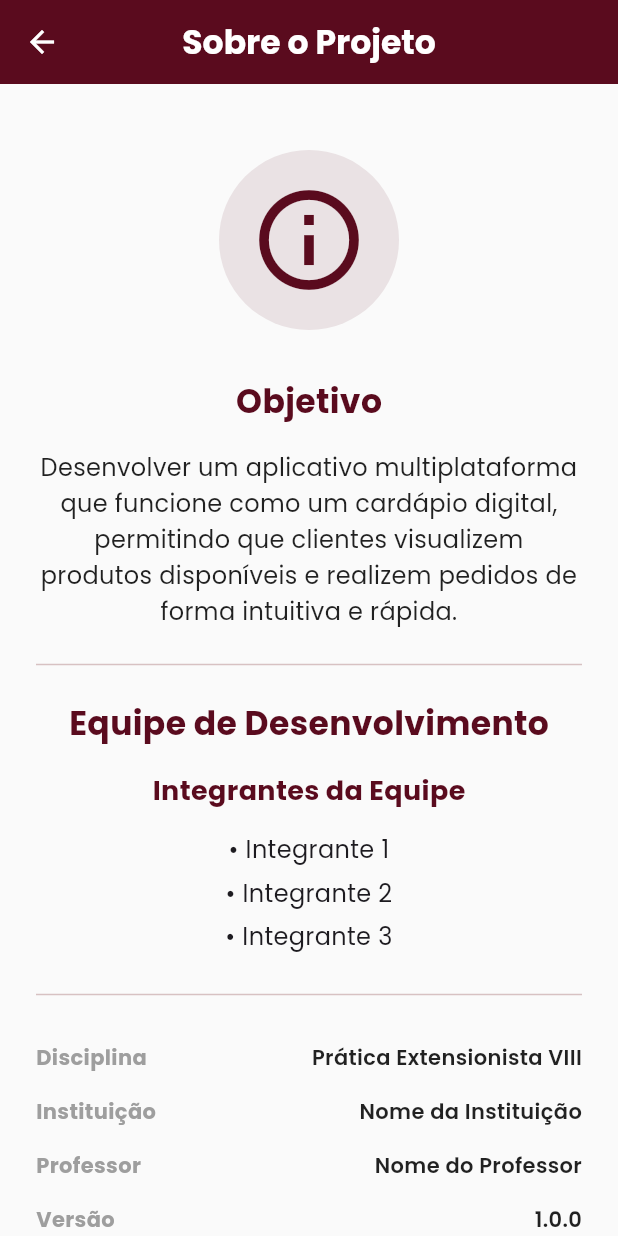
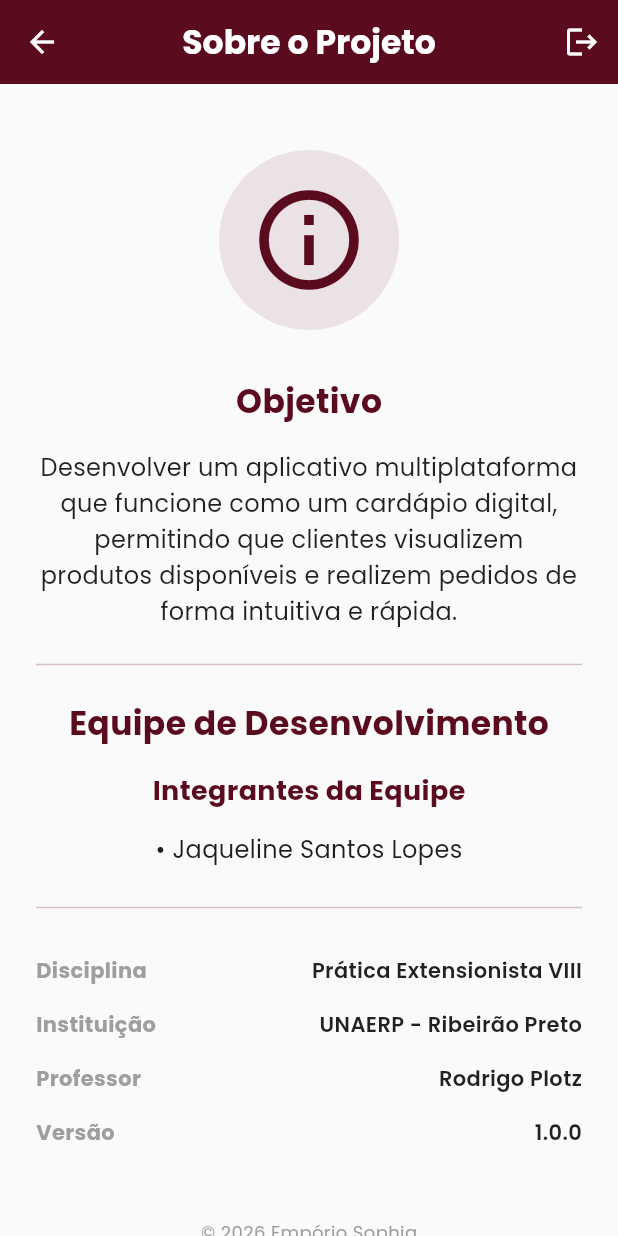
Before and after one commit to jaquelopxs/cardapio_digital_flutter, a Flutter app: the HomeScreen screen opened directly, on a phone screen of 412 x 824 dp. Run offline on Flutter 3.47's test engine with Material 3 defaults, Android fonts, the phone set to English and light mode, and no system bars; our stand-ins replace cached_network_image, google_fonts, shared_preferences; accounts and stored records are empty; network calls fail.

Commit message:
Fluxo das janelas funcionando

```diff
--- a/lib/main.dart
+++ b/lib/main.dart
@@ -12,6 +12,7 @@
 import 'screens/status_pedido_screen.dart';
 import 'screens/cadastro_screen.dart';
 import 'screens/esqueceu_senha_screen.dart';
+import 'screens/dashboard_screen.dart';
 
 void main() {
   runApp(
@@ -57,6 +58,7 @@
         '/register': (context) => const CadastroScreen(),
         '/forgot-password': (context) => const EsqueceuSenhaScreen(),
         '/main': (context) => const MainScreen(),
+        '/dashboard': (context) => const DashboardScreen(),
       },
     );
   }
--- a/lib/screens/home_screen.dart
+++ b/lib/screens/home_screen.dart
@@ -1,5 +1,7 @@
 import 'package:flutter/material.dart';
+import 'package:provider/provider.dart';
 import '../core/constants/app_colors.dart';
+import '../providers/auth_provider.dart';
 
 class HomeScreen extends StatelessWidget {
   const HomeScreen({super.key});
@@ -9,6 +11,13 @@
     return Scaffold(
       appBar: AppBar(
         title: const Text('Sobre o Projeto', style: TextStyle(fontWeight: FontWeight.bold)),
+        actions: [
+          IconButton(
+            icon: const Icon(Icons.logout),
+            tooltip: 'Sair da conta',
+            onPressed: () => _confirmarLogout(context),
+          ),
+        ],
       ),
       backgroundColor: Colors.grey[50],
       body: SingleChildScrollView(
@@ -43,26 +52,80 @@
               style: TextStyle(fontSize: 18, fontWeight: FontWeight.bold, color: AppColors.primary),
             ),
             const SizedBox(height: 12),
-            // Substitua pelos nomes reais dos integrantes
-            const Text('• Integrante 1\n• Integrante 2\n• Integrante 3',
+            const Text('• Jaqueline Santos Lopes',
               textAlign: TextAlign.center,
               style: TextStyle(fontSize: 16, height: 1.8),
             ),
 
             const Divider(height: 48),
 
+            // Seção visível apenas para Admin
+            Consumer<AuthProvider>(
+              builder: (context, auth, child) {
+                if (auth.user?['is_admin'] != true) return const SizedBox();
+
+                return Column(
+                  children: [
+                    _buildSectionTitle('Área do Estabelecimento'),
+                    const Text(
+                      'Acesse a dashboard para gerenciar pedidos em tempo real.',
+                      textAlign: TextAlign.center,
+                      style: TextStyle(color: Colors.grey),
+                    ),
+                    const SizedBox(height: 16),
+                    ElevatedButton.icon(
+                      onPressed: () => Navigator.pushNamed(context, '/dashboard'),
+                      icon: const Icon(Icons.dashboard_outlined),
+                      label: const Text('Dashboard Cozinha'),
+                      style: ElevatedButton.styleFrom(
+                        backgroundColor: Colors.black87,
+                        foregroundColor: Colors.white,
+                        padding: const EdgeInsets.symmetric(horizontal: 24, vertical: 12),
+                      ),
+                    ),
+                    const Divider(height: 48),
+                  ],
+                );
+              },
+            ),
+
             _buildInfoRow('Disciplina', 'Prática Extensionista VIII'),
-            _buildInfoRow('Instituição', 'Nome da Instituição'),
-            _buildInfoRow('Professor', 'Nome do Professor'),
+            _buildInfoRow('Instituição', 'UNAERP - Ribeirão Preto'),
+            _buildInfoRow('Professor', 'Rodrigo Plotz'),
             _buildInfoRow('Versão', '1.0.0'),
 
             const SizedBox(height: 40),
             const Text(
-              '© 2025 Empório Sophia',
+              '© 2026 Empório Sophia',
               style: TextStyle(color: Colors.grey, fontSize: 12),
             ),
+            const SizedBox(height: 20),
           ],
         ),
+      ),
+    );
+  }
+
+  void _confirmarLogout(BuildContext context) {
+    showDialog(
+      context: context,
+      builder: (context) => AlertDialog(
+        title: const Text('Sair'),
+        content: const Text('Deseja realmente sair da sua conta?'),
+        actions: [
+          TextButton(
+            onPressed: () => Navigator.pop(context),
+            child: const Text('Cancelar'),
+          ),
+          ElevatedButton(
+            onPressed: () {
+              context.read<AuthProvider>().logout();
+              Navigator.pushNamedAndRemoveUntil(context, '/login', (route) => false);
+            },
+            style: ElevatedButton.styleFrom(backgroundColor: Colors.red, foregroundColor: Colors.white),
+            child: const Text('Sair'),
+          ),
+        ],
       ),
     );
   }
```
Also changed, not shown: lib/providers/auth_provider.dart (+11 -0 lines), lib/screens/cadastro_screen.dart (+53 -8 lines), lib/screens/carrinho_screen.dart (+22 -0 lines), lib/screens/dashboard_screen.dart (added, +122 -0 lines), lib/services/api_service.dart (+13 -0 lines), 4 other files.
